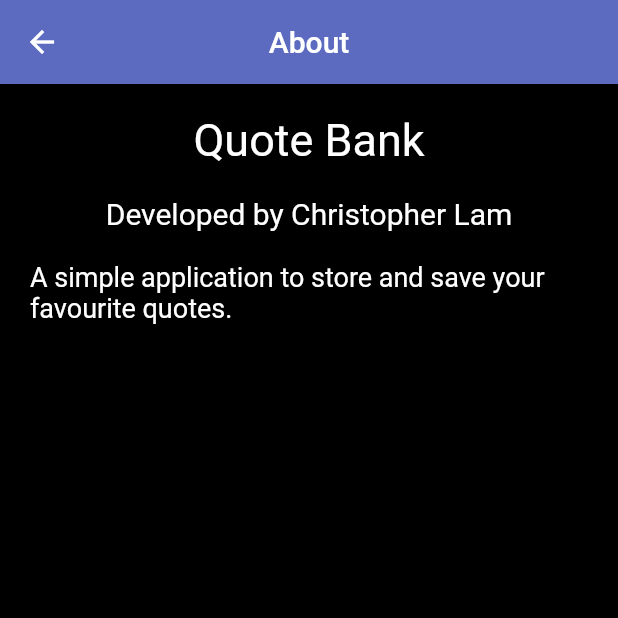
After one commit to christopherlam888/quote-bank, a Flutter app: the screen it shows after launch, after a tap on the "info" icon, on a phone screen of 412 x 824 dp, the top half of it. The commit adds this screen. Run offline on Flutter 3.47's test engine with Material 2 defaults, Android fonts, the phone set to English and light mode, and no system bars; our stand-ins replace shared_preferences; statements that could not run were skipped.

Commit message:
Add About page

```diff
--- a/lib/main.dart
+++ b/lib/main.dart
@@ -1,6 +1,7 @@
 import 'package:flutter/material.dart';
 import 'package:quote_bank/pages/home.dart';
 import 'package:quote_bank/pages/add_quote.dart';
+import 'package:quote_bank/pages/about.dart';
 
 void main() {
   runApp(MaterialApp(
@@ -9,6 +10,7 @@ void main() {
       routes: {
         '/home' : (context) => Home(),
         '/addQuote' : (context) => AddQuote(),
+        '/about' : (context) => About(),
       }
   ));
 }
--- /dev/null
+++ b/lib/pages/about.dart
@@ -0,0 +1,54 @@
+import 'package:flutter/material.dart';
+
+class About extends StatefulWidget {
+  @override
+  _AboutState createState() => _AboutState();
+}
+
+class _AboutState extends State<About> {
+  @override
+  Widget build(BuildContext context) {
+    return Scaffold(
+      appBar: AppBar(
+        backgroundColor: Colors.indigo[400],
+        title: Text("About"),
+        centerTitle: true,
+      ),
+      body: Container(
+        color: Colors.black,
+        child: Padding(
+          padding: const EdgeInsets.all(20.0),
+          child: Center(
+            child: Column(
+              children: [
+                Text(
+                  "Quote Bank",
+                  style: TextStyle(
+                    fontSize: 30.0,
+                    color: Colors.white,
+                  ),
+                ),
+                SizedBox(height: 20.0),
+                Text(
+                  "Developed by Christopher Lam",
+                  style: TextStyle(
+                    fontSize: 20.0,
+                    color: Colors.white,
+                  ),
+                ),
+                SizedBox(height: 20.0),
+                Text(
+                  "A simple application to store and save your favourite quotes.",
+                  style: TextStyle(
+                    fontSize: 18.0,
+                    color: Colors.white,
+                  ),
+                ),
+              ],
+            ),
+          ),
+        ),
+      ),
+    );
+  }
+}
--- a/lib/pages/home.dart
+++ b/lib/pages/home.dart
@@ -48,6 +48,12 @@ class _HomeState extends State<Home> {
         backgroundColor: Colors.indigo[800],
         title: Text("My Quote Bank"),
         centerTitle: true,
+        leading: IconButton(
+            onPressed: () {
+              Navigator.pushNamed(context, '/about');
+            },
+            icon: Icon(Icons.info)
+        ),
         actions: [
           IconButton(
               onPressed: () async {
```
